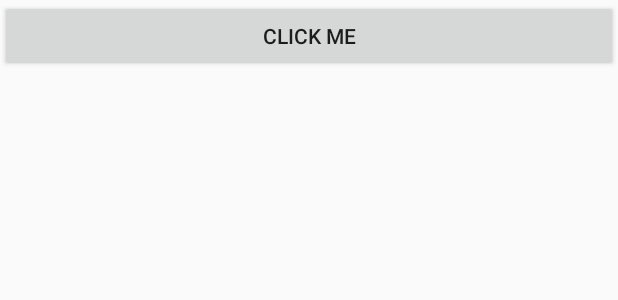
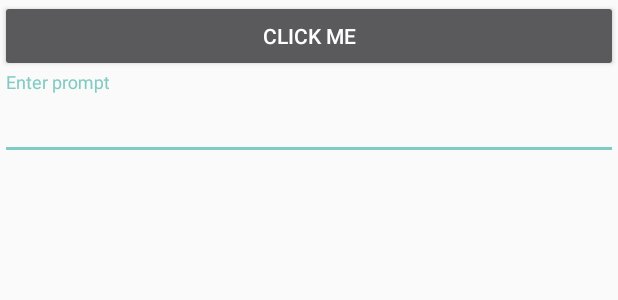
Before and after one commit to TheGreatShan/OKgpt, an Android app built with Jetpack Compose: the layout main_activity.xml on its own in the app's theme, with its tools: preview values and no code run, on a phone screen of 412 x 824 dp. Shown: the top 300 px of the screen. Run offline under Robolectric (Android 15) with nearby library versions, the phone set to English and light mode, and no system bars.

```diff
--- a/app/build.gradle.kts
+++ b/app/build.gradle.kts
@@ -59,6 +59,7 @@ dependencies {
     implementation("androidx.compose.ui:ui-graphics")
     implementation("androidx.compose.ui:ui-tooling-preview")
     implementation("androidx.compose.material3:material3")
+    implementation("com.google.android.material:material:1.12.0")
     testImplementation("junit:junit:4.13.2")
     androidTestImplementation("androidx.test.ext:junit:1.1.5")
     androidTestImplementation("androidx.test.espresso:espresso-core:3.5.1")
--- a/app/src/main/res/layout/main_activity.xml
+++ b/app/src/main/res/layout/main_activity.xml
@@ -4,6 +4,7 @@
     android:orientation="vertical"
     android:layout_width="match_parent"
     android:layout_height="match_parent"
+    android:theme="@style/Theme.AppCompat"
     tools:context=".MainActivity">
 
     <Button
@@ -14,14 +15,18 @@
         android:text="Click Me"
         android:visibility="visible" />
 
-    <TextView
-        android:id="@+id/textView"
+
+    <com.google.android.material.textfield.TextInputLayout
         android:layout_width="match_parent"
-        android:layout_height="wrap_content"
-        android:text="@string/app_name"
-        android:textColor="#000000"
-        android:textSize="34sp"
-        android:textStyle="bold"
-        android:visibility="invisible"
-        tools:text="@string/app_name" />
+        android:layout_height="match_parent">
+
+        <com.google.android.material.textfield.TextInputEditText
+            android:id="@+id/promptInput"
+            android:layout_width="match_parent"
+            android:height="48dp"
+            android:layout_height="wrap_content"
+            android:hint="@string/inputField"
+            />
+    </com.google.android.material.textfield.TextInputLayout>
+
 </LinearLayout>
--- a/app/src/main/res/values/strings.xml
+++ b/app/src/main/res/values/strings.xml
@@ -1,3 +1,4 @@
 <resources>
     <string name="app_name">OKgpt</string>
+    <string name="inputField">Enter prompt</string>
 </resources>
```
Also changed, not shown: app/src/main/java/ch/shan/okgpt/MainActivity.kt (+24 -0 lines).
